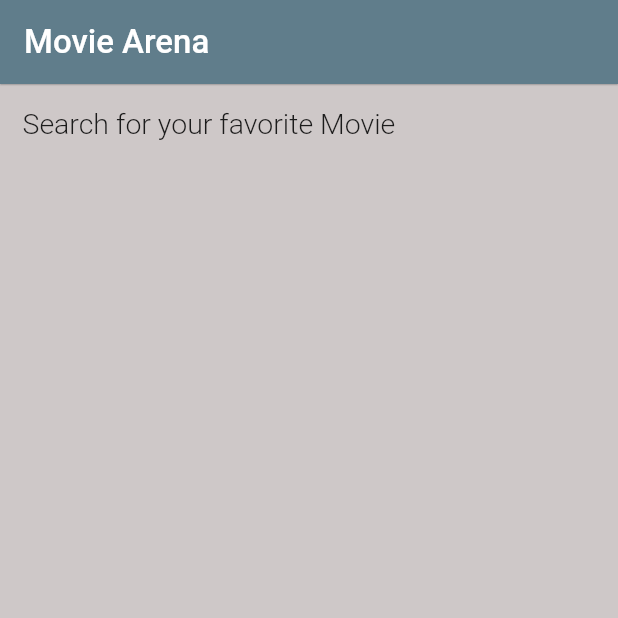
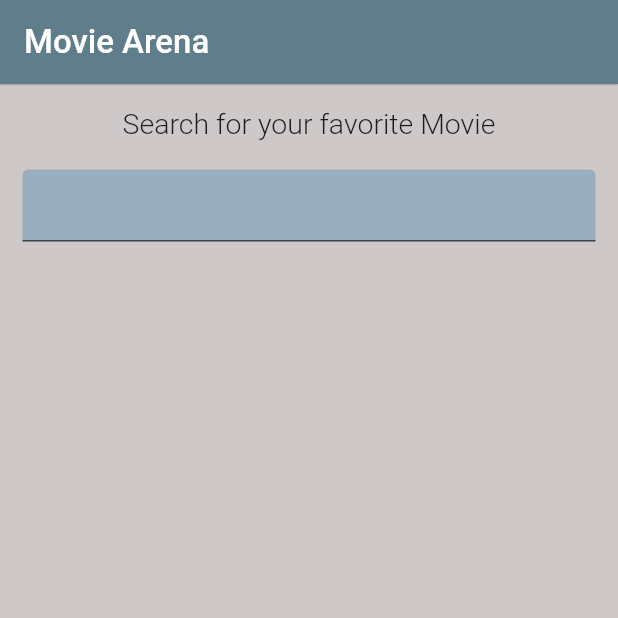
Before and after one commit to JohnGastone/Tafuta, a Flutter app: the screen it shows after launch, on a phone screen of 412 x 824 dp, the top half of it. Run offline on Flutter 3.47's test engine with Material 2 defaults, Android fonts, the phone set to English and light mode, and no system bars.

Commit message:
Search input field

```diff
--- a/lib/searchPage.dart
+++ b/lib/searchPage.dart
@@ -32,7 +32,15 @@ class _SearchPageState extends State<SearchPage> {
               Text(
                 'Search for your favorite Movie',
                 style: TextStyle(fontSize: 19, fontWeight: FontWeight.w300),
-              )
+              ),
+              SizedBox(
+                height: 20,
+              ),
+              TextField(
+                  decoration: InputDecoration(
+                filled: true,
+                fillColor: Color.fromARGB(255, 153, 174, 190),
+              ))
             ]),
       ),
     );
```
